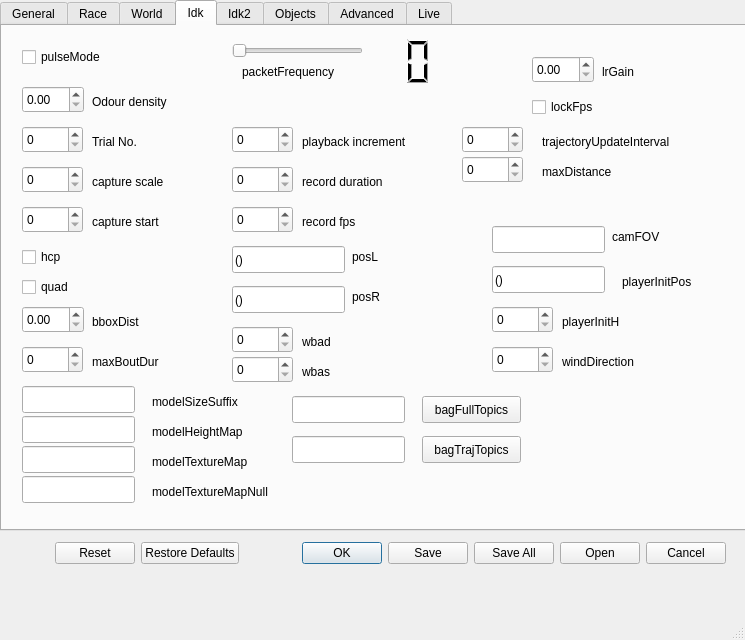
Old version of the form GUI_VR.ui in the repository pvnkmrksk/World.
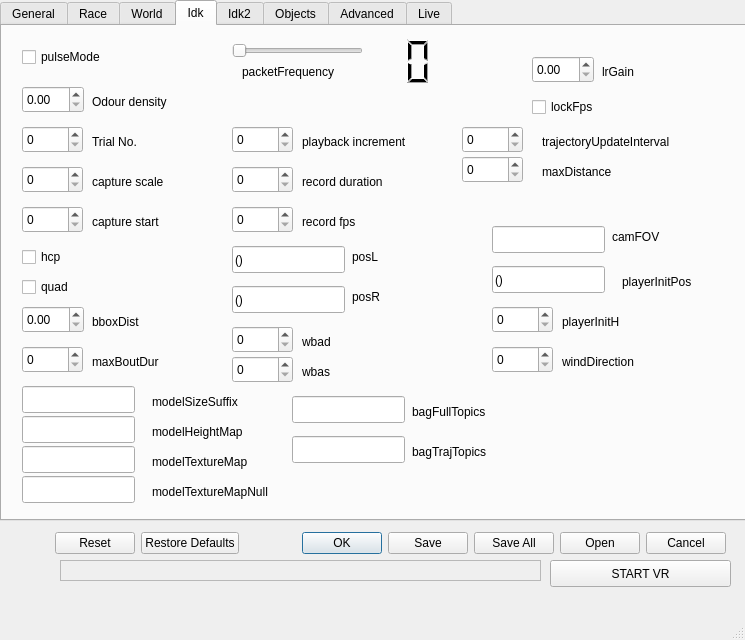
New version of the form. The open tabs and pages were chosen to show the change.

Commit message: replace bag...TopicBtn with labels, remov jsonBtn, add StartVR-Btn and -function, add label that shows current json path

The edit to the form file:
```diff
--- a/GUI_VR.ui
+++ b/GUI_VR.ui
@@ -20,7 +20,7 @@
       <x>0</x>
       <y>0</y>
       <width>751</width>
-      <height>531</height>
+      <height>521</height>
      </rect>
     </property>
     <property name="currentIndex">
@@ -1361,19 +1361,6 @@
        </rect>
       </property>
      </widget>
-     <widget class="QPushButton" name="bagTrajTopicsBtn">
-      <property name="geometry">
-       <rect>
-        <x>420</x>
-        <y>410</y>
-        <width>99</width>
-        <height>27</height>
-       </rect>
-      </property>
-      <property name="text">
-       <string>bagTrajTopics</string>
-      </property>
-     </widget>
      <widget class="QLineEdit" name="bagFullTopics">
       <property name="geometry">
        <rect>
@@ -1384,19 +1371,32 @@
        </rect>
       </property>
      </widget>
-     <widget class="QPushButton" name="bagFullTopicsBtn">
+     <widget class="QLabel" name="label_47">
       <property name="geometry">
        <rect>
-        <x>420</x>
+        <x>410</x>
         <y>370</y>
-        <width>99</width>
-        <height>27</height>
+        <width>121</width>
+        <height>31</height>
        </rect>
       </property>
       <property name="text">
        <string>bagFullTopics</string>
       </property>
      </widget>
+     <widget class="QLabel" name="label_48">
+      <property name="geometry">
+       <rect>
+        <x>410</x>
+        <y>410</y>
+        <width>121</width>
+        <height>31</height>
+       </rect>
+      </property>
+      <property name="text">
+       <string>bagTrajTopics</string>
+      </property>
+     </widget>
      <zorder>label_10</zorder>
      <zorder>lcdNumber_2</zorder>
      <zorder>pulseMode</zorder>
@@ -2432,7 +2432,7 @@
     <property name="geometry">
      <rect>
       <x>55</x>
-      <y>540</y>
+      <y>530</y>
       <width>671</width>
       <height>27</height>
      </rect>
@@ -2441,6 +2441,38 @@
      <set>QDialogButtonBox::Cancel|QDialogButtonBox::Ok|QDialogButtonBox::Open|QDialogButtonBox::Reset|QDialogButtonBox::RestoreDefaults|QDialogButtonBox::Save|QDialogButtonBox::SaveAll</set>
     </property>
    </widget>
+   <widget class="QLabel" name="currentLabel">
+    <property name="geometry">
+     <rect>
+      <x>60</x>
+      <y>560</y>
+      <width>481</width>
+      <height>21</height>
+     </rect>
+    </property>
+    <property name="frameShape">
+     <enum>QFrame::StyledPanel</enum>
+    </property>
+    <property name="frameShadow">
+     <enum>QFrame::Plain</enum>
+    </property>
+    <property name="text">
+     <string/>
+    </property>
+   </widget>
+   <widget class="QPushButton" name="startVRBtn">
+    <property name="geometry">
+     <rect>
+      <x>550</x>
+      <y>560</y>
+      <width>181</width>
+      <height>27</height>
+     </rect>
+    </property>
+    <property name="text">
+     <string>START VR</string>
+    </property>
+   </widget>
   </widget>
   <widget class="QMenuBar" name="menubar">
    <property name="geometry">
```
Left out of the diff: 34 changed lines with no effect on the pictures. The commit also changes 6 other files.
